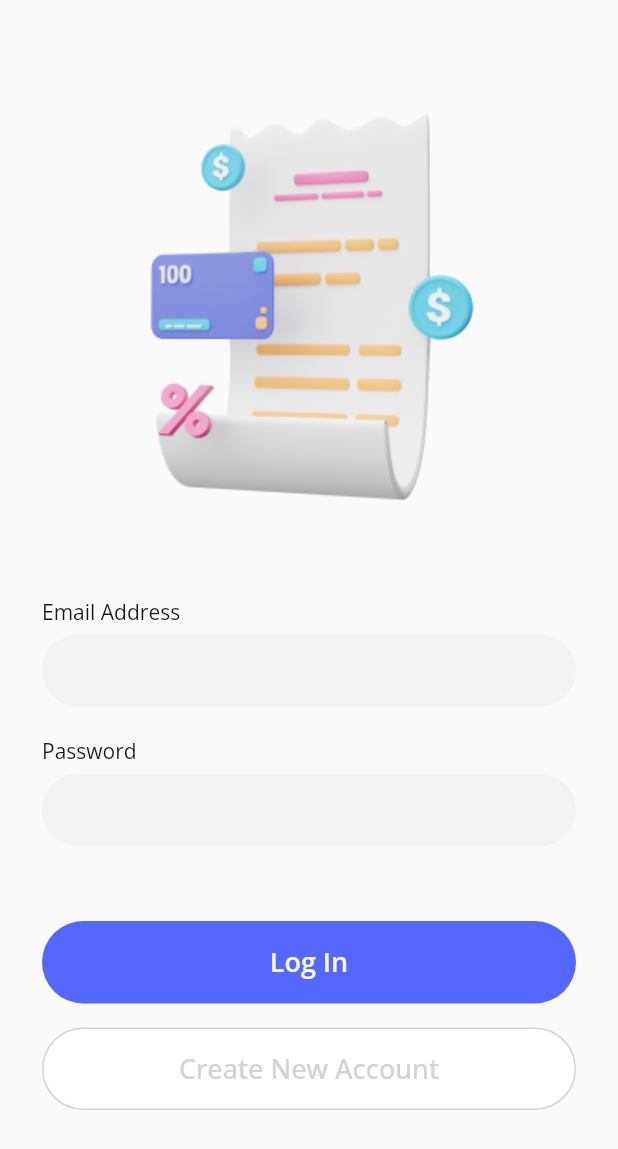
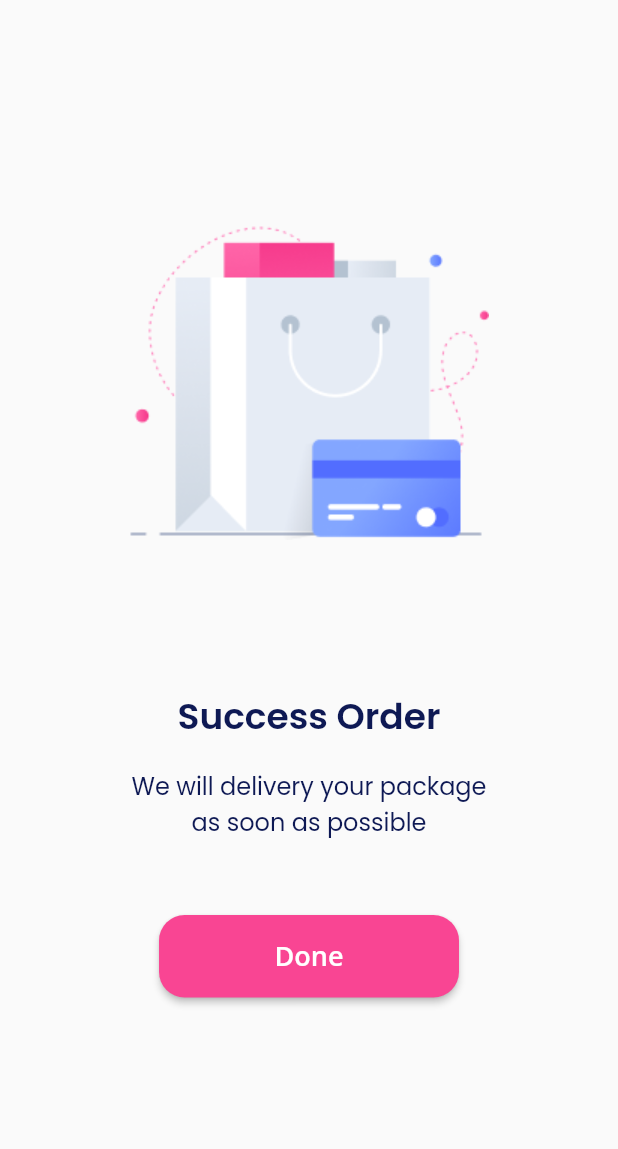
Before and after one commit to devkotes/flutter-ui-challenge, a Flutter app: the SigninSecondary screen opened directly, after a tap on "Create New Account", on a phone screen of 412 x 824 dp. Shown: the top 1149 px of the screen. Run offline on Flutter 3.47's test engine with Material 2 defaults, Android fonts, the phone set to English and light mode, and no system bars; our stand-ins replace google_fonts.

Commit message:
update empty state page

```diff
--- /dev/null
+++ b/lib/pages/empty_state_primary.dart
@@ -0,0 +1,69 @@
+part of 'pages.dart';
+
+class EmptyStatePrimary extends StatefulWidget {
+  @override
+  _EmptyStatePrimaryState createState() => _EmptyStatePrimaryState();
+}
+
+class _EmptyStatePrimaryState extends State<EmptyStatePrimary> {
+  @override
+  Widget build(BuildContext context) {
+    return Scaffold(
+      body: Container(
+        padding: EdgeInsets.symmetric(horizontal: 65),
+        width: double.infinity,
+        height: double.infinity,
+        child: SingleChildScrollView(
+          child: Column(
+            children: [
+              SizedBox(
+                height: 150,
+              ),
+              Image.asset('assets/img/es_image.png'),
+              SizedBox(
+                height: 100,
+              ),
+              Text(
+                'Success Order',
+                style: GoogleFonts.poppins(
+                    color: Color(0xFF0E1954),
+                    fontSize: 24,
+                    fontWeight: FontWeight.w600),
+              ),
+              SizedBox(
+                height: 16,
+              ),
+              Text(
+                'We will delivery your package\nas soon as possible',
+                textAlign: TextAlign.center,
+                style:
+                    GoogleFonts.poppins(fontSize: 16, color: Color(0xFF0E1954)),
+              ),
+              SizedBox(
+                height: 50,
+              ),
+              ElevatedButton(
+                  onPressed: () {
+                    Navigator.push(
+                        context,
+                        MaterialPageRoute(
+                            builder: (_) => EmptyStateSecondary()));
+                  },
+                  style: ElevatedButton.styleFrom(
+                      shape: RoundedRectangleBorder(
+                          borderRadius: BorderRadius.all(Radius.circular(17))),
+                      primary: Color(0xFFF94593),
+                      padding:
+                          EdgeInsets.symmetric(vertical: 15, horizontal: 77)),
+                  child: Text(
+                    'Done',
+                    style: GoogleFonts.openSans(
+                        fontSize: 18, fontWeight: FontWeight.w600),
+                  ))
+            ],
+          ),
+        ),
+      ),
+    );
+  }
+}
--- a/lib/pages/pages.dart
+++ b/lib/pages/pages.dart
@@ -1,10 +1,11 @@
 import 'package:flutter/material.dart';
 import 'package:google_fonts/google_fonts.dart';
 
-part 'login_primary.dart';
 part 'splash_primary.dart';
 part 'splash_secondary.dart';
 part 'get_started_primary.dart';
 part 'get_started_secondary.dart';
 part 'signin_primary.dart';
 part 'signin_secondary.dart';
+part 'empty_state_primary.dart';
+part 'empty_state_secondary.dart';
--- a/lib/pages/signin_secondary.dart
+++ b/lib/pages/signin_secondary.dart
@@ -122,7 +122,12 @@ class _SigninSecondaryState extends State<SigninSecondary> {
                         shape: RoundedRectangleBorder(
                             borderRadius:
                                 BorderRadius.all(Radius.circular(60)))),
-                    onPressed: () {},
+                    onPressed: () {
+                      Navigator.push(
+                          context,
+                          MaterialPageRoute(
+                              builder: (_) => EmptyStatePrimary()));
+                    },
                     child: Text(
                       'Create New Account',
                       style: GoogleFonts.openSans(
```
Also changed, not shown: lib/pages/empty_state_secondary.dart (added, +51 -0 lines), lib/pages/login_primary.dart (deleted, +0 -16 lines), assets/img/es_btn.png (added), assets/img/es_image.png (added), assets/img/es_image1.png (added).
